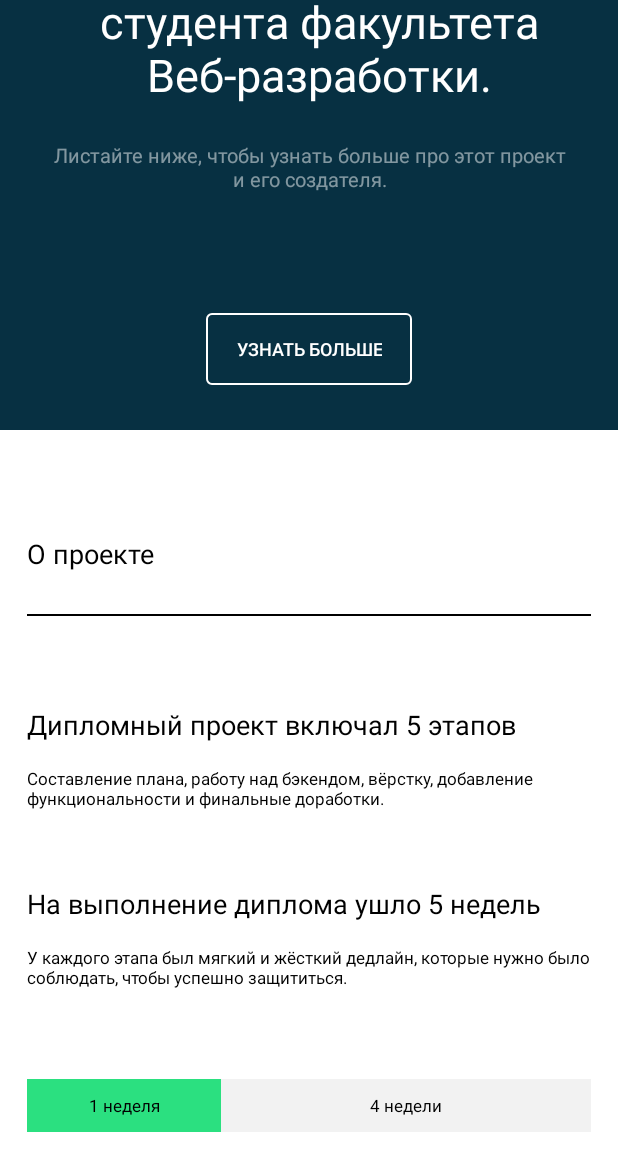
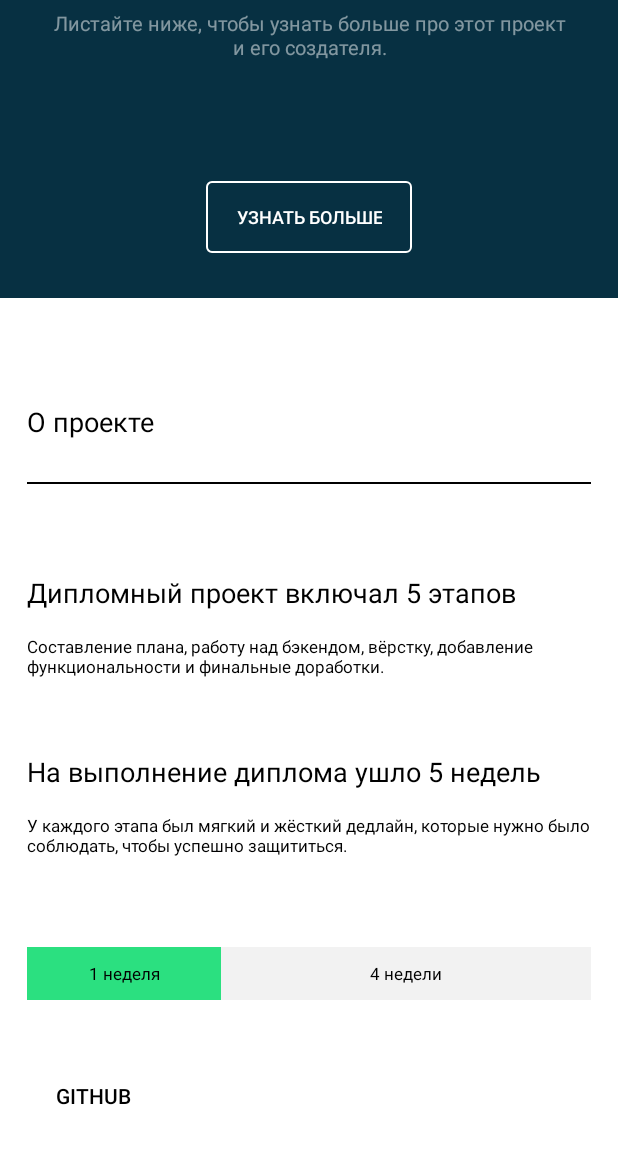
Before and after one commit to YarZav/MoviesAndroid, an Android app: the screen it shows after launch (MainActivity), after a tap on "УЗНАТЬ БОЛЬШЕ", on a phone screen of 412 x 824 dp. Shown: the top 1171 px of the screen. Run offline under Robolectric (Android 15) with nearby library versions, the phone set to English and light mode, and no system bars.

Commit message:
Added landing button actions

```diff
--- a/app/src/main/java/com/example/movies/LandingFragment.kt
+++ b/app/src/main/java/com/example/movies/LandingFragment.kt
@@ -1,5 +1,7 @@
 package com.example.movies
 
+import android.content.Intent
+import android.net.Uri
 import android.os.Bundle
 import android.view.LayoutInflater
 import android.view.View
@@ -18,11 +20,7 @@ class LandingFragment : Fragment() {
         binding = FragmentLandingBinding.inflate(layoutInflater)
 
         binding.root.post(Runnable {
-            val rootWidth = binding.root.measuredWidth
-
-            val params = binding.landingOneWeek.layoutParams
-            params.width = (rootWidth - 18 * 2) / 3
-            binding.landingOneWeek.setLayoutParams(params)
+            updateOneWeekBlockWidth()
         })
 
         return binding.root
@@ -32,8 +30,24 @@ class LandingFragment : Fragment() {
         super.onViewCreated(view, savedInstanceState)
 
         binding.buttonLearnMore.setOnClickListener {
-            val childView = binding.landingAboutProjectBlock
-            binding.fragmentLandingScroll.smoothScrollTo(0, childView.top);
+            scrollToLearnMoreBlock()
+        }
+
+        binding.buttonGithub.setOnClickListener {
+            val browserIntent = Intent(Intent.ACTION_VIEW, Uri.parse("https://github.com/YarZav"))
+            startActivity(browserIntent)
         }
     }
+
+    private fun scrollToLearnMoreBlock() {
+        val childView = binding.landingAboutProjectBlock
+        binding.fragmentLandingScroll.smoothScrollTo(0, childView.top)
+    }
+
+    private fun updateOneWeekBlockWidth() {
+        val rootWidth = binding.root.measuredWidth
+        val oneWeekLayoutParams = binding.landingOneWeek.layoutParams
+        oneWeekLayoutParams.width = (rootWidth - 18 * 2) / 3
+        binding.landingOneWeek.setLayoutParams(oneWeekLayoutParams)
+    }
 }
--- a/app/src/main/res/layout/fragment_landing.xml
+++ b/app/src/main/res/layout/fragment_landing.xml
@@ -213,9 +213,7 @@
                 android:gravity="center"
                 android:layout_marginTop="60dp"
                 android:layout_marginStart="18dp"
-                android:layout_marginBottom="69dp"
                 app:layout_constraintStart_toStartOf="parent"
-                app:layout_constraintBottom_toBottomOf="parent"
                 app:layout_constraintTop_toBottomOf="@+id/landing_about_project_stages" />
 
             <TextView
@@ -232,8 +230,22 @@
                 android:textSize="11sp"
                 app:layout_constraintEnd_toEndOf="parent"
                 app:layout_constraintStart_toEndOf="@+id/landing_one_week"
+                app:layout_constraintTop_toBottomOf="@+id/landing_about_project_stages" />
+
+            <Button
+                android:id="@+id/button_github"
+                android:layout_width="wrap_content"
+                android:layout_height="wrap_content"
+                android:layout_marginStart="18dp"
+                android:layout_marginTop="40dp"
+                android:layout_marginBottom="69dp"
+                android:text="@string/github"
+                android:textColor="@color/black"
+                android:textSize="14sp"
+                android:background="@android:color/transparent"
                 app:layout_constraintBottom_toBottomOf="parent"
-                app:layout_constraintTop_toBottomOf="@+id/landing_about_project_stages" />
+                app:layout_constraintStart_toStartOf="parent"
+                app:layout_constraintTop_toBottomOf="@+id/landing_four_week" />
 
         </androidx.constraintlayout.widget.ConstraintLayout>
     </LinearLayout>
--- a/app/src/main/res/values/strings.xml
+++ b/app/src/main/res/values/strings.xml
@@ -12,4 +12,5 @@
     <string name="landing_about_project_stages">У каждого этапа был мягкий и жёсткий дедлайн, которые нужно было соблюдать, чтобы успешно защититься.</string>
     <string name="landing_one_week">1 неделя</string>
     <string name="landing_four_week">4 недели</string>
+    <string name="github">GitHub</string>
 </resources>
```
